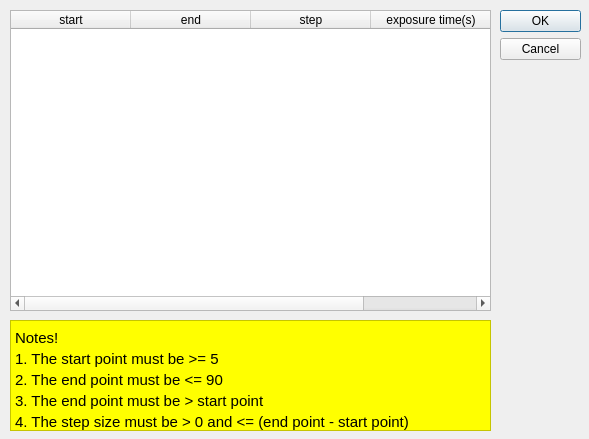
First picture: the form in UI/DAQ_Tool/MS/intervals.ui, repository SESAME-Synchrotron/MS-XPD-ScanTool, before the edit.
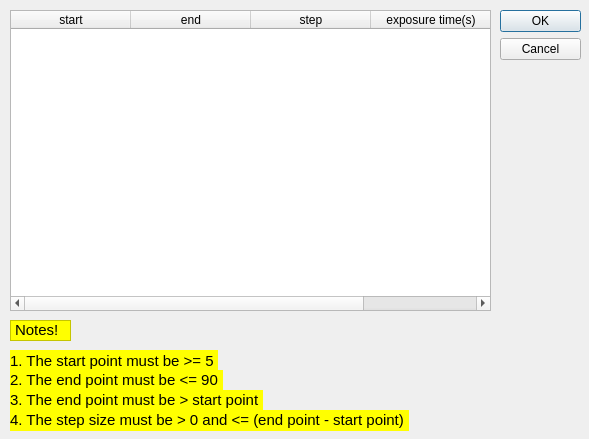
Second picture: the form after the edit. Custom widgets are drawn as their Qt base class.

The edit to the form file:
```diff
--- a/UI/DAQ_Tool/MS/intervals.ui
+++ b/UI/DAQ_Tool/MS/intervals.ui
@@ -79,8 +79,8 @@
     <rect>
      <x>10</x>
      <y>320</y>
-     <width>481</width>
-     <height>111</height>
+     <width>61</width>
+     <height>21</height>
     </rect>
    </property>
    <property name="font">
@@ -97,26 +97,181 @@
     <enum>QFrame::StyledPanel</enum>
    </property>
    <property name="text">
-    <string>&lt;html&gt;
-&lt;head&gt;
-&lt;style&gt;
-body {
-  line-height: 0.5;
-}
-&lt;/style&gt;
-&lt;/head&gt;
-&lt;body&gt;
-    &lt;p&gt;Notes!&lt;/p&gt;
-    &lt;p&gt;1. The start point must be &amp;gt;= 5&lt;/p&gt;
-    &lt;p&gt;2. The end point must be &amp;lt;= 90&lt;/p&gt;
-    &lt;p&gt;3. The end point must be &amp;gt; start point&lt;/p&gt;
-    &lt;p&gt;4. The step size must be &amp;gt; 0 and &amp;lt;= (end point - start point)&lt;/p&gt;
-&lt;/body&gt;
-&lt;/html&gt;
-</string>
+    <string>&lt;html&gt;&lt;head/&gt;&lt;body&gt;&lt;p&gt;Notes!&lt;/p&gt;&lt;/body&gt;&lt;/html&gt;</string>
    </property>
   </widget>
+  <widget class="QWidget" name="gridLayoutWidget">
+   <property name="geometry">
+    <rect>
+     <x>10</x>
+     <y>350</y>
+     <width>271</width>
+     <height>21</height>
+    </rect>
+   </property>
+   <layout class="QGridLayout" name="note1L">
+    <item row="0" column="0">
+     <widget class="QLabel" name="note1">
+      <property name="font">
+       <font>
+        <pointsize>11</pointsize>
+       </font>
+      </property>
+      <property name="styleSheet">
+       <string notr="true">background-color: rgb(255, 255, 0);</string>
+      </property>
+      <property name="text">
+       <string>1. The start point must be &gt;= 5 </string>
+      </property>
+     </widget>
+    </item>
+    <item row="0" column="1">
+     <widget class="QSimpleShape" name="note1S">
+      <property name="colour0" stdset="0">
+       <color>
+        <red>255</red>
+        <green>0</green>
+        <blue>0</blue>
+       </color>
+      </property>
+      <property name="flash0" stdset="0">
+       <bool>false</bool>
+      </property>
+     </widget>
+    </item>
+   </layout>
+  </widget>
+  <widget class="QWidget" name="gridLayoutWidget_2">
+   <property name="geometry">
+    <rect>
+     <x>10</x>
+     <y>370</y>
+     <width>281</width>
+     <height>21</height>
+    </rect>
+   </property>
+   <layout class="QGridLayout" name="note2L">
+    <item row="0" column="0">
+     <widget class="QLabel" name="note2">
+      <property name="font">
+       <font>
+        <pointsize>11</pointsize>
+       </font>
+      </property>
+      <property name="styleSheet">
+       <string notr="true">background-color: rgb(255, 255, 0);</string>
+      </property>
+      <property name="text">
+       <string>2. The end point must be &lt;= 90 </string>
+      </property>
+     </widget>
+    </item>
+    <item row="0" column="1">
+     <widget class="QSimpleShape" name="note2S">
+      <property name="colour0" stdset="0">
+       <color>
+        <red>255</red>
+        <green>0</green>
+        <blue>0</blue>
+       </color>
+      </property>
+      <property name="flash0" stdset="0">
+       <bool>false</bool>
+      </property>
+     </widget>
+    </item>
+   </layout>
+  </widget>
+  <widget class="QWidget" name="gridLayoutWidget_3">
+   <property name="geometry">
+    <rect>
+     <x>10</x>
+     <y>390</y>
+     <width>321</width>
+     <height>20</height>
+    </rect>
+   </property>
+   <layout class="QGridLayout" name="note3L">
+    <item row="0" column="0">
+     <widget class="QLabel" name="note3">
+      <property name="font">
+       <font>
+        <pointsize>11</pointsize>
+       </font>
+      </property>
+      <property name="styleSheet">
+       <string notr="true">background-color: rgb(255, 255, 0);</string>
+      </property>
+      <property name="text">
+       <string>3. The end point must be &gt; start point </string>
+      </property>
+     </widget>
+    </item>
+    <item row="0" column="1">
+     <widget class="QSimpleShape" name="note3S">
+      <property name="colour0" stdset="0">
+       <color>
+        <red>255</red>
+        <green>0</green>
+        <blue>0</blue>
+       </color>
+      </property>
+      <property name="flash0" stdset="0">
+       <bool>false</bool>
+      </property>
+     </widget>
+    </item>
+   </layout>
+  </widget>
+  <widget class="QWidget" name="gridLayoutWidget_4">
+   <property name="geometry">
+    <rect>
+     <x>10</x>
+     <y>410</y>
+     <width>491</width>
+     <height>21</height>
+    </rect>
+   </property>
+   <layout class="QGridLayout" name="note4L">
+    <item row="0" column="0">
+     <widget class="QLabel" name="note4">
+      <property name="font">
+       <font>
+        <pointsize>11</pointsize>
+       </font>
+      </property>
+      <property name="styleSheet">
+       <string notr="true">background-color: rgb(255, 255, 0);</string>
+      </property>
+      <property name="text">
+       <string>4. The step size must be &gt; 0 and &lt;= (end point - start point) </string>
+      </property>
+     </widget>
+    </item>
+    <item row="0" column="1">
+     <widget class="QSimpleShape" name="note4S">
+      <property name="colour0" stdset="0">
+       <color>
+        <red>255</red>
+        <green>0</green>
+        <blue>0</blue>
+       </color>
+      </property>
+      <property name="flash0" stdset="0">
+       <bool>false</bool>
+      </property>
+     </widget>
+    </item>
+   </layout>
+  </widget>
  </widget>
+ <customwidgets>
+  <customwidget>
+   <class>QSimpleShape</class>
+   <extends>QWidget</extends>
+   <header>QSimpleShape.h</header>
+  </customwidget>
+ </customwidgets>
  <resources/>
  <connections>
   <connection>
```
